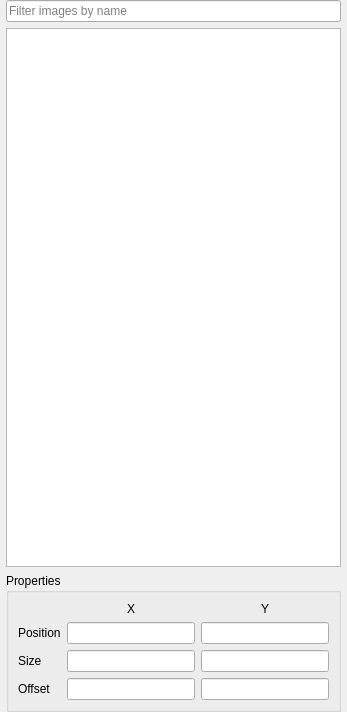
Before: the Qt Designer form ui/imageseteditor/DockWidget.ui in timbaker/ceed, drawn with Qt 5.
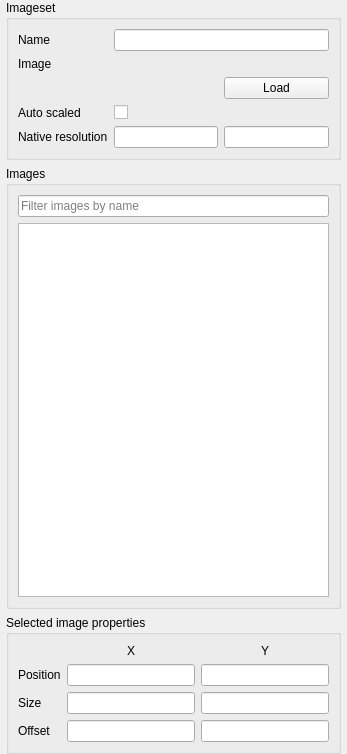
After: the same form once the commit is applied. Custom widgets are drawn as their Qt base class.

Commit message: ADD: All the imageset base properties are now editable (name, underlying image, autoScaled, nativeHorz/VertRes). All with undo support. FIX: When cancelling the browsing in FileLineEdit, the path stays the same now. MOD: indentation refactored to xmledit module MOD: We now indent when saving .imageset

```diff
--- a/ui/imageseteditor/DockWidget.ui
+++ b/ui/imageseteditor/DockWidget.ui
@@ -7,9 +7,15 @@
     <x>0</x>
     <y>0</y>
     <width>347</width>
-    <height>712</height>
+    <height>754</height>
    </rect>
   </property>
+  <property name="minimumSize">
+   <size>
+    <width>347</width>
+    <height>463</height>
+   </size>
+  </property>
   <property name="windowTitle">
    <string>Imageset Editing</string>
   </property>
@@ -34,6 +40,103 @@
      <number>0</number>
     </property>
     <item>
+     <widget class="QGroupBox" name="imagesetGroupBox">
+      <property name="minimumSize">
+       <size>
+        <width>0</width>
+        <height>117</height>
+       </size>
+      </property>
+      <property name="title">
+       <string>Imageset</string>
+      </property>
+      <layout class="QGridLayout" name="gridLayout_2">
+       <property name="sizeConstraint">
+        <enum>QLayout::SetMinimumSize</enum>
+       </property>
+       <item row="0" column="0">
+        <widget class="QLabel" name="nameLabel">
+         <property name="text">
+          <string>Name</string>
+         </property>
+         <property name="buddy">
+          <cstring>name</cstring>
+         </property>
+        </widget>
+       </item>
+       <item row="0" column="1" colspan="2">
+        <widget class="QLineEdit" name="name"/>
+       </item>
+       <item row="1" column="0">
+        <widget class="QLabel" name="imageLabel">
+         <property name="text">
+          <string>Image</string>
+         </property>
+        </widget>
+       </item>
+       <item row="1" column="1" colspan="2">
+        <widget class="FileLineEdit" name="image" native="true">
+         <property name="sizePolicy">
+          <sizepolicy hsizetype="Preferred" vsizetype="Fixed">
+           <horstretch>0</horstretch>
+           <verstretch>0</verstretch>
+          </sizepolicy>
+         </property>
+        </widget>
+       </item>
+       <item row="3" column="0">
+        <widget class="QLabel" name="autoScaleLabel">
+         <property name="text">
+          <string>Auto scaled</string>
+         </property>
+         <property name="buddy">
+          <cstring>autoScaled</cstring>
+         </property>
+        </widget>
+       </item>
+       <item row="3" column="1" colspan="2">
+        <widget class="QCheckBox" name="autoScaled">
+         <property name="text">
+          <string/>
+         </property>
+        </widget>
+       </item>
+       <item row="4" column="0">
+        <widget class="QLabel" name="nativeResolutionLabel">
+         <property name="text">
+          <string>Native resolution</string>
+         </property>
+        </widget>
+       </item>
+       <item row="4" column="1">
+        <widget class="QLineEdit" name="nativeHorzRes"/>
+       </item>
+       <item row="4" column="2">
+        <widget class="QLineEdit" name="nativeVertRes"/>
+       </item>
+       <item row="2" column="2">
+        <widget class="QPushButton" name="imageLoad">
+         <property name="text">
+          <string>Load</string>
+         </property>
+        </widget>
+       </item>
+      </layout>
+     </widget>
+    </item>
+    <item>
+     <widget class="QGroupBox" name="imagesGroupBox">
+      <property name="minimumSize">
+       <size>
+        <width>0</width>
+        <height>100</height>
+       </size>
+      </property>
+      <property name="title">
+       <string>Images</string>
+      </property>
+      <layout class="QVBoxLayout" name="verticalLayout_2">
+       <item>
      <widget class="QLineEdit" name="filterBox">
       <property name="placeholderText">
        <string>Filter images by name</string>
@@ -65,6 +168,9 @@
       </property>
      </widget>
     </item>
+      </layout>
+     </widget>
+    </item>
     <item>
      <widget class="QGroupBox" name="groupBox">
       <property name="sizePolicy">
@@ -74,7 +180,7 @@
        </sizepolicy>
       </property>
       <property name="title">
-       <string>Properties</string>
+       <string>Selected image properties</string>
       </property>
       <layout class="QGridLayout" name="gridLayout">
        <item row="1" column="2">
@@ -149,6 +255,14 @@
    </layout>
   </widget>
  </widget>
+ <customwidgets>
+  <customwidget>
+   <class>FileLineEdit</class>
+   <extends>QWidget</extends>
+   <header>qtwidgets</header>
+   <container>1</container>
+  </customwidget>
+ </customwidgets>
  <resources/>
  <connections/>
 </ui>
```
Left out of the diff: 24 changed lines with no effect on the pictures. Lines whose indentation alone changed are shown as unchanged. The commit also changes 8 other files.
